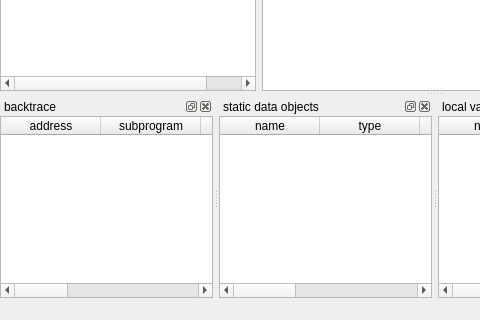
Above: mainwindow.ui from stoyan-shopov/troll before the change; both pictures show x 0 to 480 and y 334 to 654 of the 869 by 654 pixel window. Below: the same form after it.
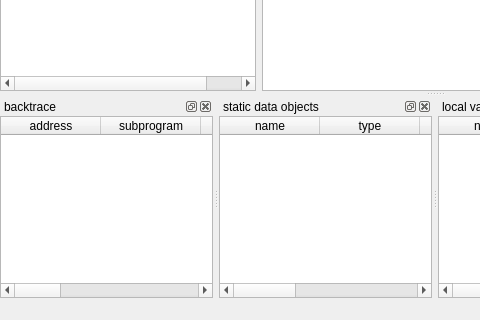
That is the form after the change.

```diff
--- a/mainwindow.ui
+++ b/mainwindow.ui
@@ -244,6 +244,11 @@
          <string>directory</string>
         </property>
        </column>
+       <column>
+        <property name="text">
+         <string>compilation directory</string>
+        </property>
+       </column>
        <column>
         <property name="text">
          <string>die offset</string>
```
